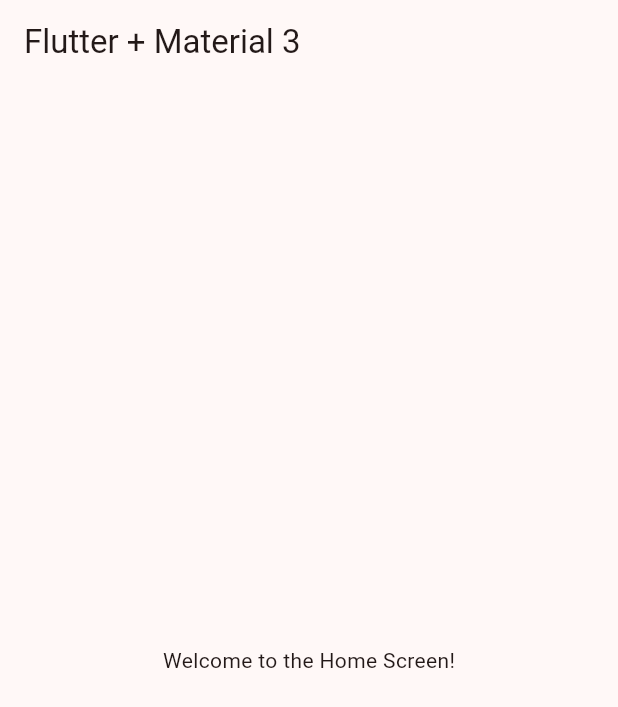
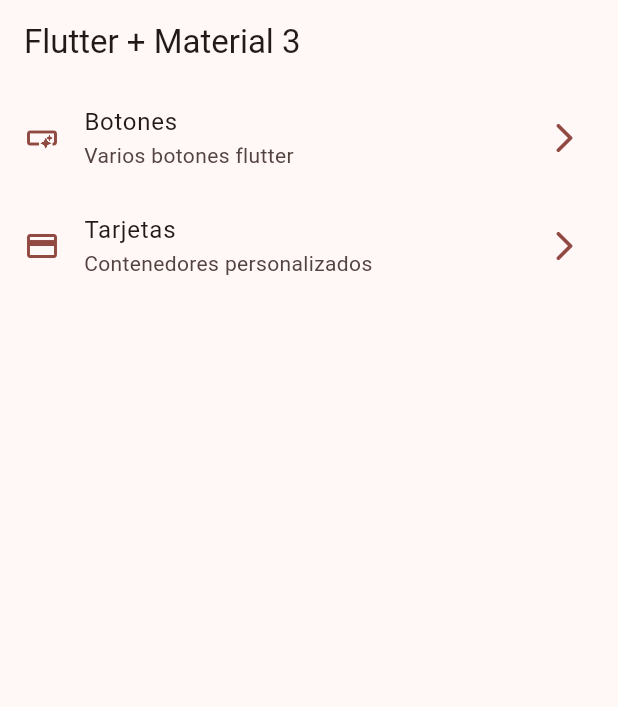
Before and after one commit to MisacAguilar08/flutter_widgets, a Flutter app: the screen it shows after launch, on a phone screen of 412 x 824 dp. Shown: the top 707 px of the screen. Run offline on Flutter 3.47's test engine with Material 3 defaults, Android fonts, the phone set to English and light mode, and no system bars.

Commit message:
home screen implementado

```diff
--- a/lib/presentation/screens/home/home_screen.dart
+++ b/lib/presentation/screens/home/home_screen.dart
@@ -1,4 +1,5 @@
 import 'package:flutter/material.dart';
+import 'package:funciones_widgets/config/menu/MenuItem.dart';
 
 class HomeScreen extends StatelessWidget {
     @override
@@ -7,9 +8,44 @@
             appBar: AppBar(
                 title: Text('Flutter + Material 3'),
             ),
-            body: Center(
-                child: Text('Welcome to the Home Screen!'),
-            ),
+            body: _HomeView(),
         );
     }
 }
+
+class _HomeView extends StatelessWidget {
+
+  const _HomeView({Key? key}) : super(key: key);
+
+  @override
+  Widget build(BuildContext context) {
+    return ListView.builder(
+      itemCount: appMenuItems.length,
+      itemBuilder: (context, index) {
+        final menuItem = appMenuItems[index];
+        return _CustomeListTile(menuItem: menuItem);
+      },
+    );
+  }
+}
+
+class _CustomeListTile extends StatelessWidget {
+  final MenuItem menuItem;
+
+  const _CustomeListTile({
+    required this.menuItem,
+  });
+
+  @override
+  Widget build(BuildContext context) {
+
+    final colors = Theme.of(context).colorScheme;
+    return ListTile(
+      leading: Icon(menuItem.icon, color: colors.primary),
+      trailing: Icon(Icons.arrow_forward_ios_rounded, color: colors.primary),
+      title: Text(menuItem.title),
+      subtitle: Text(menuItem.subTitle),
+      onTap: () {},
+    );
+  }
+}
```
